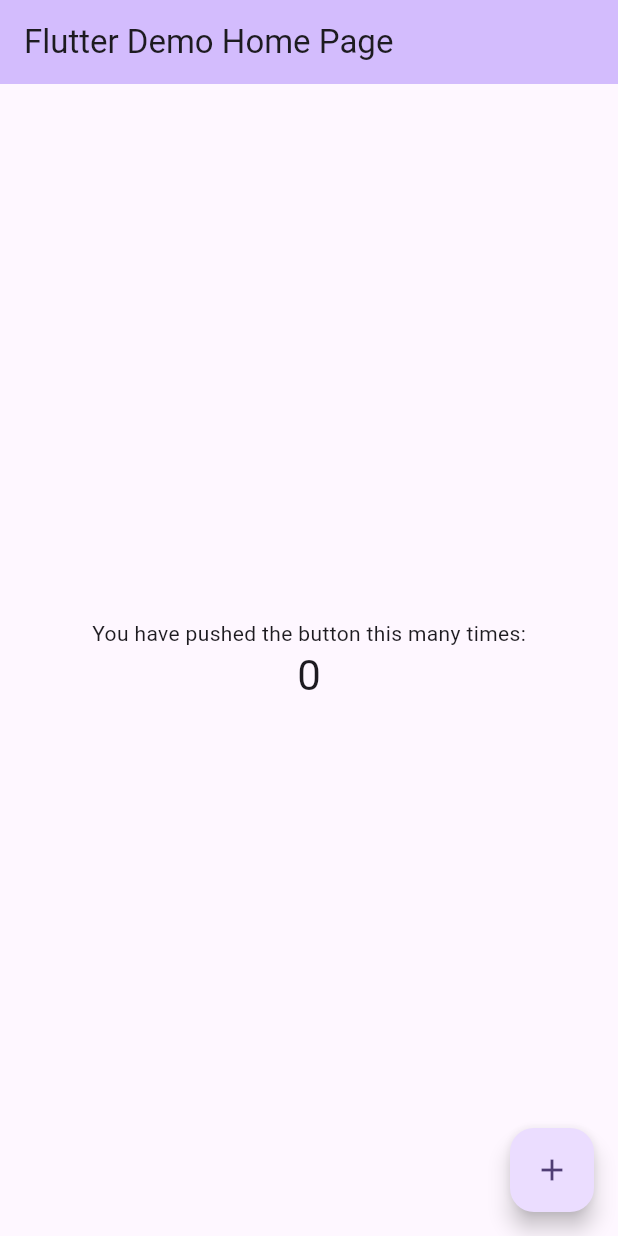
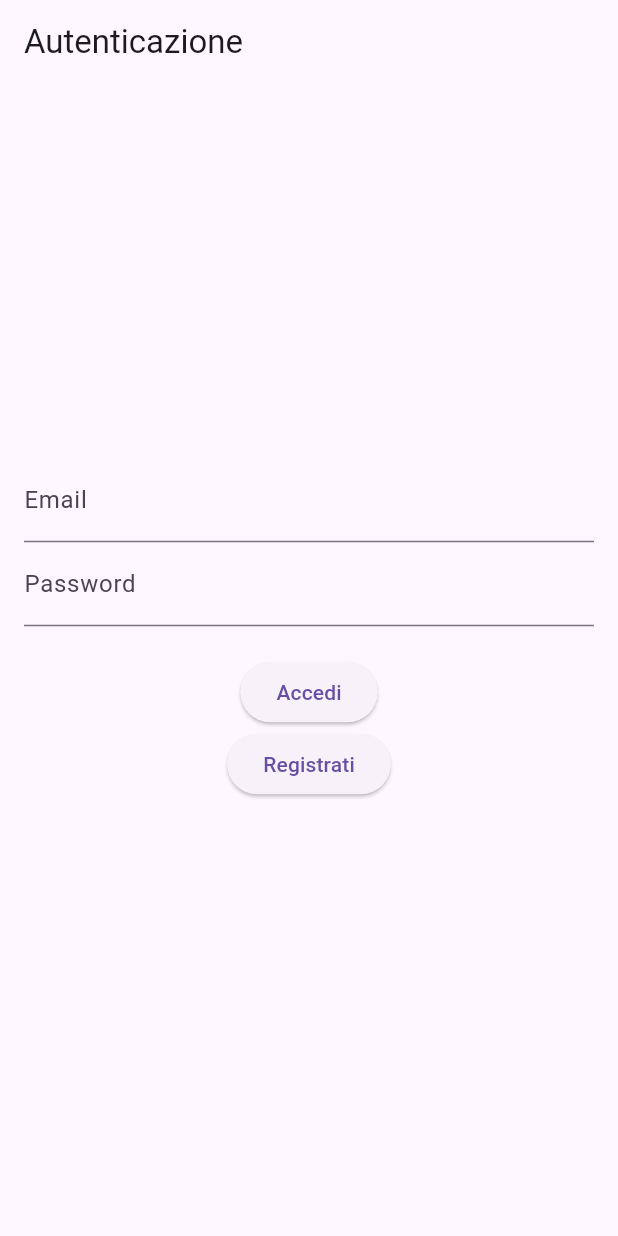
Before and after one commit to petervogric/gift-mate, a Flutter app: the screen it shows after launch, on a phone screen of 412 x 824 dp. Run offline on Flutter 3.47's test engine with Material 3 defaults, Android fonts, the phone set to English and light mode, and no system bars; our stand-ins replace firebase_auth, firebase_core; accounts and stored records are empty.

Commit message:
Third commit

```diff
--- /dev/null
+++ b/lib/authentication_page.dart
@@ -0,0 +1,97 @@
+import 'package:flutter/material.dart';
+import 'package:firebase_auth/firebase_auth.dart';
+
+class AuthenticationPage extends StatefulWidget {
+  const AuthenticationPage({Key? key}) : super(key: key);
+
+  @override
+  _AuthenticationPageState createState() => _AuthenticationPageState();
+}
+
+class _AuthenticationPageState extends State<AuthenticationPage> {
+  final FirebaseAuth _auth = FirebaseAuth.instance;
+  final TextEditingController _emailController = TextEditingController();
+  final TextEditingController _passwordController = TextEditingController();
+
+  String _message = '';
+
+  void _signIn() async {
+    try {
+      await _auth.signInWithEmailAndPassword(
+        email: _emailController.text.trim(),
+        password: _passwordController.text.trim(),
+      );
+      setState(() {
+        _message = 'Accesso effettuato con successo!';
+      });
+      // TODO: Navigate to home page after successful login
+    } on FirebaseAuthException catch (e) {
+      setState(() {
+        _message = 'Errore di accesso: ${e.message}';
+      });
+    } catch (e) {
+      setState(() {
+        _message = 'Errore generico: $e';
+      });
+    }
+  }
+
+  void _register() async {
+    try {
+      await _auth.createUserWithEmailAndPassword(
+        email: _emailController.text.trim(),
+        password: _passwordController.text.trim(),
+      );
+      setState(() {
+        _message = 'Registrazione effettuata con successo!';
+      });
+      // TODO: Navigate to home page after successful registration
+    } on FirebaseAuthException catch (e) {
+      setState(() {
+        _message = 'Errore di registrazione: ${e.message}';
+      });
+    } catch (e) {
+      setState(() {
+        _message = 'Errore generico: $e';
+      });
+    }
+  }
+
+  @override
+  Widget build(BuildContext context) {
+    return Scaffold(
+      appBar: AppBar(
+        title: const Text('Autenticazione'),
+      ),
+      body: Padding(
+        padding: const EdgeInsets.all(16.0),
+        child: Column(
+          mainAxisAlignment: MainAxisAlignment.center,
+          children: <Widget>[
+            TextField(
+              controller: _emailController,
+              decoration: const InputDecoration(labelText: 'Email'),
+              keyboardType: TextInputType.emailAddress,
+            ),
+            TextField(
+              controller: _passwordController,
+              decoration: const InputDecoration(labelText: 'Password'),
+              obscureText: true,
+            ),
+            const SizedBox(height: 20),
+            ElevatedButton(
+              onPressed: _signIn,
+              child: const Text('Accedi'),
+            ),
+            ElevatedButton(
+              onPressed: _register,
+              child: const Text('Registrati'),
+            ),
+            const SizedBox(height: 20),
+            Text(_message),
+          ],
+        ),
+      ),
+    );
+  }
+}
--- a/lib/main.dart
+++ b/lib/main.dart
@@ -1,51 +1,47 @@
 import 'package:flutter/material.dart';
+import 'package:firebase_core/firebase_core.dart';
+import 'package:firebase_auth/firebase_auth.dart'; // Import firebase_auth
+import 'firebase_options.dart';
+import 'authentication_page.dart'; // Import authentication_page
 
-void main() {
+void main() async {
+  WidgetsFlutterBinding.ensureInitialized();
+
+  await Firebase.initializeApp(
+    options: DefaultFirebaseOptions.currentPlatform,
+  );
+
   runApp(const MyApp());
 }
 
 class MyApp extends StatelessWidget {
   const MyApp({super.key});
 
-  // This widget is the root of your application.
   @override
   Widget build(BuildContext context) {
     return MaterialApp(
-      title: 'Flutter Demo',
+      title: 'Gift App',
       theme: ThemeData(
-        // This is the theme of your application.
-        //
-        // TRY THIS: Try running your application with "flutter run". You'll see
-        // the application has a purple toolbar. Then, without quitting the app,
-        // try changing the seedColor in the colorScheme below to Colors.green
-        // and then invoke "hot reload" (save your changes or press the "hot
-        // reload" button in a Flutter-supported IDE, or press "r" if you used
-        // the command line to start the app).
-        //
-        // Notice that the counter didn't reset back to zero; the application
-        // state is not lost during the reload. To reset the state, use hot
-        // restart instead.
-        //
-        // This works for code too, not just values: Most code changes can be
-        // tested with just a hot reload.
-        colorScheme: ColorScheme.fromSeed(seedColor: Colors.deepPurple),
+        primarySwatch: Colors.blue,
       ),
-      home: const MyHomePage(title: 'Flutter Demo Home Page'),
+      home: StreamBuilder<User?>( // Use StreamBuilder to listen to auth state
+        stream: FirebaseAuth.instance.authStateChanges(),
+        builder: (context, snapshot) {
+          if (snapshot.connectionState == ConnectionState.waiting) {
+            return const Center(child: CircularProgressIndicator());
+          }
+          if (snapshot.hasData) {
+            return const MyHomePage(title: 'Gift App Home Page'); // User is logged in
+          }
+          return const AuthenticationPage(); // User is not logged in
+        },
+      ),
     );
   }
 }
 
 class MyHomePage extends StatefulWidget {
   const MyHomePage({super.key, required this.title});
-
-  // This widget is the home page of your application. It is stateful, meaning
-  // that it has a State object (defined below) that contains fields that affect
-  // how it looks.
-
-  // This class is the configuration for the state. It holds the values (in this
-  // case the title) provided by the parent (in this case the App widget) and
-  // used by the build method of the State. Fields in a Widget subclass are
-  // always marked "final".
 
   final String title;
 
@@ -54,69 +50,28 @@ class MyHomePage extends StatefulWidget {
 }
 
 class _MyHomePageState extends State<MyHomePage> {
-  int _counter = 0;
-
-  void _incrementCounter() {
-    setState(() {
-      // This call to setState tells the Flutter framework that something has
-      // changed in this State, which causes it to rerun the build method below
-      // so that the display can reflect the updated values. If we changed
-      // _counter without calling setState(), then the build method would not be
-      // called again, and so nothing would appear to happen.
-      _counter++;
-    });
-  }
-
   @override
   Widget build(BuildContext context) {
-    // This method is rerun every time setState is called, for instance as done
-    // by the _incrementCounter method above.
-    //
-    // The Flutter framework has been optimized to make rerunning build methods
-    // fast, so that you can just rebuild anything that needs updating rather
-    // than having to individually change instances of widgets.
     return Scaffold(
       appBar: AppBar(
-        // TRY THIS: Try changing the color here to a specific color (to
-        // Colors.amber, perhaps?) and trigger a hot reload to see the AppBar
-        // change color while the other colors stay the same.
-        backgroundColor: Theme.of(context).colorScheme.inversePrimary,
-        // Here we take the value from the MyHomePage object that was created by
-        // the App.build method, and use it to set our appbar title.
         title: Text(widget.title),
       ),
       body: Center(
-        // Center is a layout widget. It takes a single child and positions it
-        // in the middle of the parent.
         child: Column(
-          // Column is also a layout widget. It takes a list of children and
-          // arranges them vertically. By default, it sizes itself to fit its
-          // children horizontally, and tries to be as tall as its parent.
-          //
-          // Column has various properties to control how it sizes itself and
-          // how it positions its children. Here we use mainAxisAlignment to
-          // center the children vertically; the main axis here is the vertical
-          // axis because Columns are vertical (the cross axis would be
-          // horizontal).
-          //
-          // TRY THIS: Invoke "debug painting" (choose the "Toggle Debug Paint"
-          // action in the IDE, or press "p" in the console), to see the
-          // wireframe for each widget.
           mainAxisAlignment: MainAxisAlignment.center,
           children: <Widget>[
-            const Text('You have pushed the button this many times:'),
-            Text(
-              '$_counter',
-              style: Theme.of(context).textTheme.headlineMedium,
+            const Text(
+              'Benvenuto!', // Welcome text for logged-in users
+            ),
+            ElevatedButton(
+              onPressed: () async {
+                await FirebaseAuth.instance.signOut(); // Add a sign out button
+              },
+              child: const Text('Logout'),
             ),
           ],
         ),
       ),
-      floatingActionButton: FloatingActionButton(
-        onPressed: _incrementCounter,
-        tooltip: 'Increment',
-        child: const Icon(Icons.add),
-      ), // This trailing comma makes auto-formatting nicer for build methods.
     );
   }
 }
```
